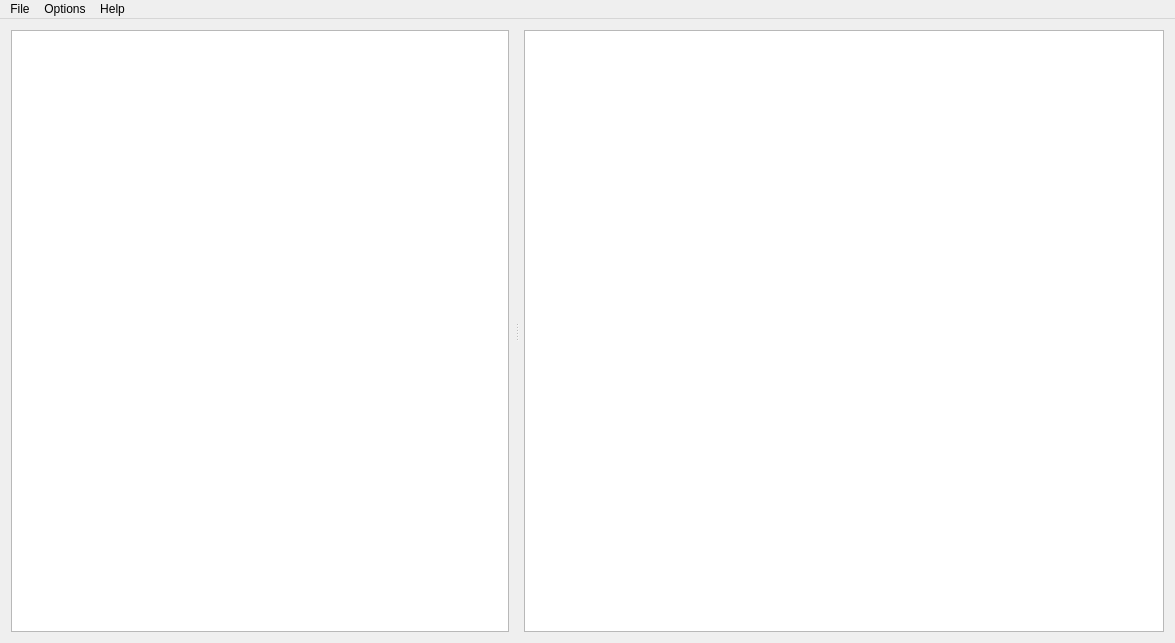
The window that mainwindow.ui (Tw1ddle/Blind-Crossword-3D) describes before a commit, drawn with Qt 5.
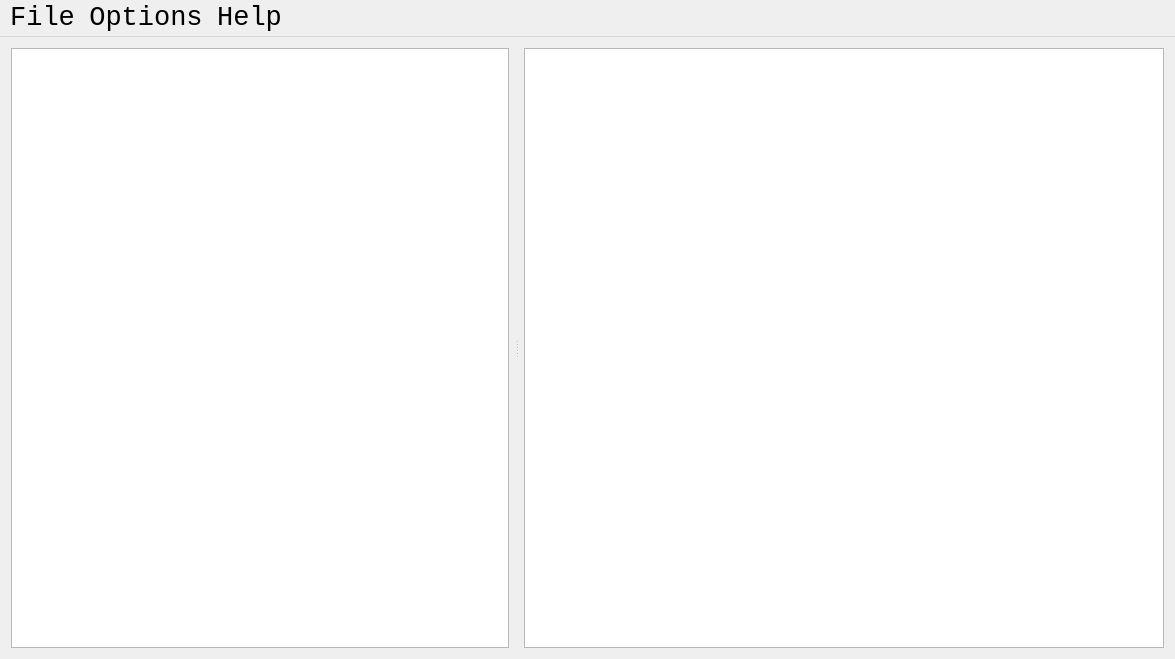
The same window after the commit. Custom widgets are drawn as their Qt base class.

Commit message: Added backspace shortcut to erase guesses. Increased font sizes, widget sizes, and chose a monospaced font throughout the program.

What changed in the file:
```diff
--- a/mainwindow.ui
+++ b/mainwindow.ui
@@ -16,6 +16,12 @@
     <verstretch>0</verstretch>
    </sizepolicy>
   </property>
+  <property name="font">
+   <font>
+    <family>Lucida Console</family>
+    <pointsize>20</pointsize>
+   </font>
+  </property>
   <property name="windowTitle">
    <string>BCrossword 3D</string>
   </property>
@@ -65,8 +71,8 @@
        </property>
        <property name="font">
         <font>
-         <family>Georgia</family>
-         <pointsize>14</pointsize>
+         <family>Lucida Console</family>
+         <pointsize>20</pointsize>
         </font>
        </property>
        <property name="contextMenuPolicy">
@@ -130,7 +136,7 @@
        </property>
        <property name="font">
         <font>
-         <family>Segoe UI</family>
+         <family>Lucida Console</family>
         </font>
        </property>
        <property name="accessibleName">
@@ -183,7 +189,7 @@
      <x>0</x>
      <y>0</y>
      <width>1175</width>
-     <height>21</height>
+     <height>33</height>
     </rect>
    </property>
    <property name="accessibleName">
```
Left out of the diff: 65 changed lines with no effect on the pictures. The commit also changes 13 other files.
